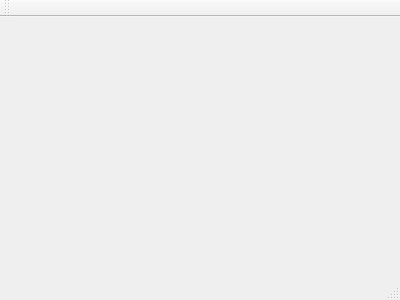
Old version of the form mainwindow.ui in the repository jcespinoza/Diccionario.
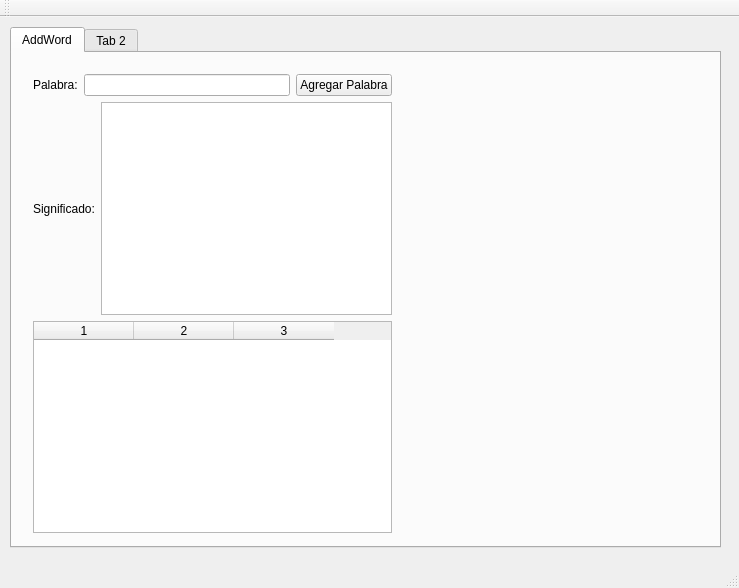
New version of the form.

What changed in the file:
```diff
--- a/mainwindow.ui
+++ b/mainwindow.ui
@@ -1,24 +1,120 @@
 <ui version="4.0">
  <class>MainWindow</class>
- <widget class="QMainWindow" name="MainWindow" >
-  <property name="geometry" >
+ <widget class="QMainWindow" name="MainWindow">
+  <property name="geometry">
    <rect>
     <x>0</x>
     <y>0</y>
-    <width>400</width>
-    <height>300</height>
+    <width>739</width>
+    <height>588</height>
    </rect>
   </property>
   <property name="windowTitle" >
    <string>MainWindow</string>
   </property>
-  <widget class="QMenuBar" name="menuBar" />
-  <widget class="QToolBar" name="mainToolBar" />
-  <widget class="QWidget" name="centralWidget" />
-  <widget class="QStatusBar" name="statusBar" />
+  <widget class="QWidget" name="centralWidget">
+   <widget class="QTabWidget" name="tabWidget">
+    <property name="geometry">
+     <rect>
+      <x>10</x>
+      <y>10</y>
+      <width>711</width>
+      <height>521</height>
+     </rect>
+    </property>
+    <property name="currentIndex">
+     <number>0</number>
+    </property>
+    <widget class="QWidget" name="tab">
+     <attribute name="title">
+      <string>AddWord</string>
+     </attribute>
+     <widget class="QWidget" name="">
+      <property name="geometry">
+       <rect>
+        <x>10</x>
+        <y>10</y>
+        <width>381</width>
+        <height>481</height>
+       </rect>
+      </property>
+      <layout class="QVBoxLayout" name="verticalLayout">
+       <item>
+        <layout class="QHBoxLayout" name="horizontalLayout">
+         <item>
+          <widget class="QLabel" name="label">
+           <property name="text">
+            <string>Palabra:</string>
+           </property>
+          </widget>
+         </item>
+         <item>
+          <widget class="QLineEdit" name="leWord"/>
+         </item>
+         <item>
+          <widget class="QPushButton" name="pbAddWord">
+           <property name="text">
+            <string>Agregar Palabra</string>
+           </property>
+          </widget>
+         </item>
+        </layout>
+       </item>
+       <item>
+        <layout class="QHBoxLayout" name="horizontalLayout_2">
+         <item>
+          <widget class="QLabel" name="label_2">
+           <property name="text">
+            <string>Significado:</string>
+           </property>
+          </widget>
+         </item>
+         <item>
+          <widget class="QTextEdit" name="teMeaning"/>
+         </item>
+        </layout>
+       </item>
+       <item>
+        <widget class="QTableWidget" name="tbWords">
+         <property name="columnCount">
+          <number>3</number>
+         </property>
+         <column/>
+         <column/>
+         <column/>
+        </widget>
+       </item>
+      </layout>
+     </widget>
+    </widget>
+    <widget class="QWidget" name="tab_2">
+     <attribute name="title">
+      <string>Tab 2</string>
+     </attribute>
+    </widget>
+   </widget>
+  </widget>
+  <widget class="QMenuBar" name="menuBar">
+   <property name="geometry">
+    <rect>
+     <x>0</x>
+     <y>0</y>
+     <width>739</width>
+     <height>21</height>
+    </rect>
+   </property>
+  </widget>
+  <widget class="QToolBar" name="mainToolBar">
+   <attribute name="toolBarArea">
+    <enum>TopToolBarArea</enum>
+   </attribute>
+   <attribute name="toolBarBreak">
+    <bool>false</bool>
+   </attribute>
+  </widget>
+  <widget class="QStatusBar" name="statusBar"/>
  </widget>
- <layoutDefault spacing="6" margin="11" />
- <pixmapfunction></pixmapfunction>
+ <layoutdefault spacing="6" margin="11"/>
  <resources/>
  <connections/>
 </ui>
```
Left out of the diff: 3 changed lines with no effect on the pictures.
